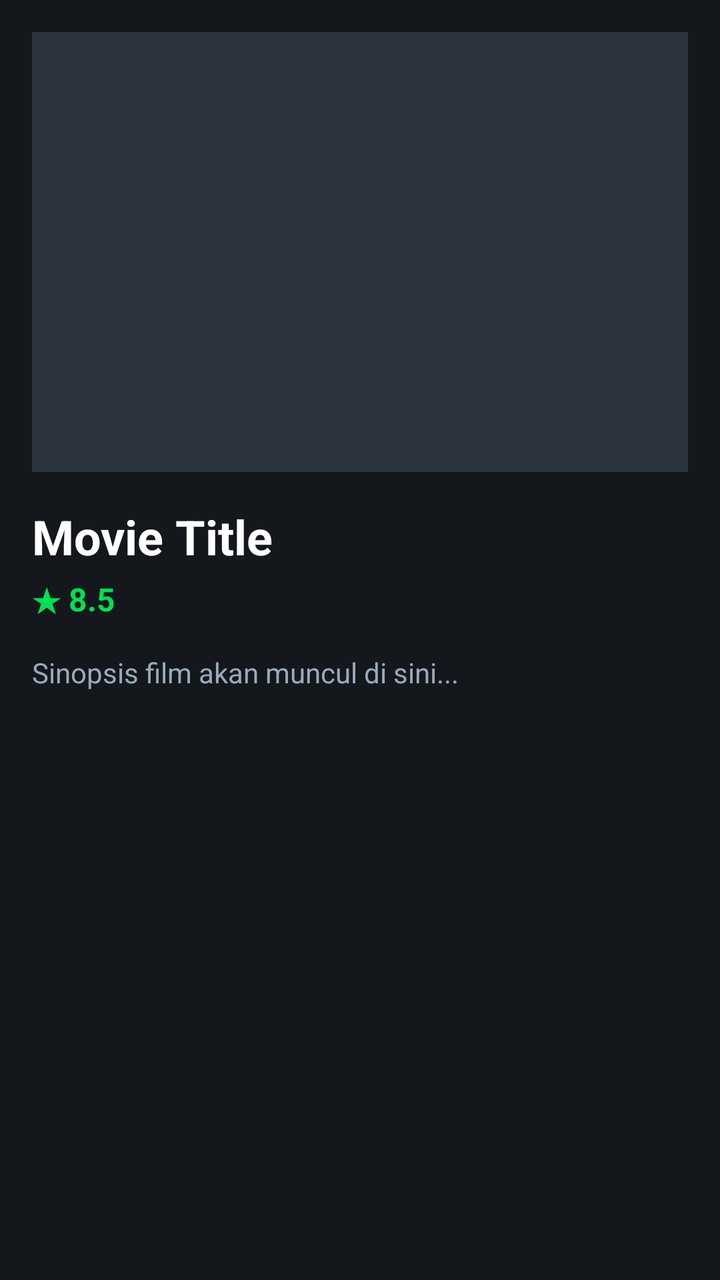
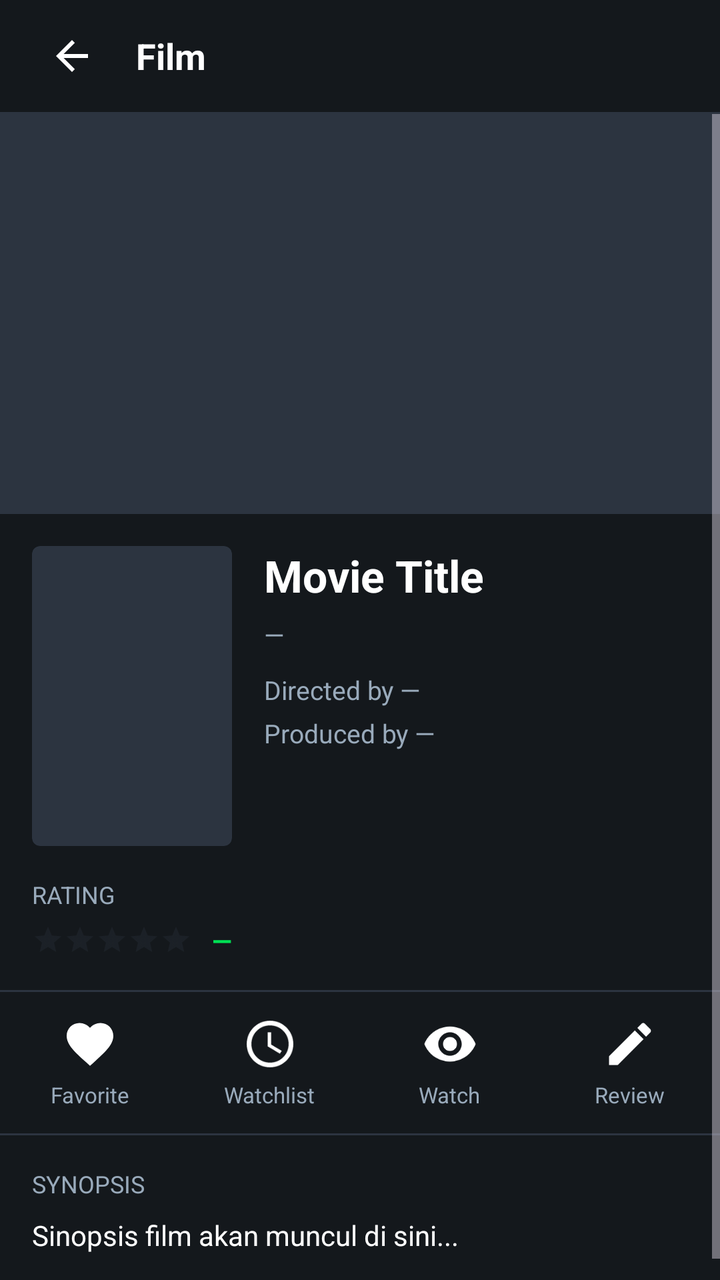

Compare the two renders of this Android layout. The source of the first and the diff that turns it into the second are given below.
<!-- AndroidManifest.xml: application theme Theme.Solarate -->
<!-- res/layout/activity_movie_detail.xml -->
<?xml version="1.0" encoding="utf-8"?>
<ScrollView xmlns:android="http://schemas.android.com/apk/res/android"
    android:layout_width="match_parent"
    android:layout_height="match_parent"
    android:background="@color/lb_black">

    <LinearLayout
        android:layout_width="match_parent"
        android:layout_height="wrap_content"
        android:orientation="vertical"
        android:padding="16dp">

        
        <ImageView
            android:id="@+id/ivDetailBackdrop"
            android:layout_width="match_parent"
            android:layout_height="220dp"
            android:scaleType="centerCrop"
            android:background="@color/lb_dark" />

        
        <TextView
            android:id="@+id/tvDetailTitle"
            android:layout_width="match_parent"
            android:layout_height="wrap_content"
            android:text="Movie Title"
            android:textColor="@color/white"
            android:textSize="24sp"
            android:textStyle="bold"
            android:layout_marginTop="16dp" />

        
        <TextView
            android:id="@+id/tvDetailRating"
            android:layout_width="match_parent"
            android:layout_height="wrap_content"
            android:text="★ 8.5"
            android:textColor="@color/lb_green"
            android:textSize="16sp"
            android:textStyle="bold"
            android:layout_marginTop="4dp" />

        
        <TextView
            android:id="@+id/tvDetailOverview"
            android:layout_width="match_parent"
            android:layout_height="wrap_content"
            android:text="Sinopsis film akan muncul di sini..."
            android:textColor="@color/lb_gray"
            android:textSize="14sp"
            android:layout_marginTop="16dp"
            android:lineSpacingExtra="4dp" />

    </LinearLayout>
</ScrollView>
<!-- resources referenced by this layout -->
<resources>
  <color name="lb_black">#14181C</color>
  <color name="lb_dark">#2C3440</color>
  <color name="lb_gray">#9AB</color>
  <color name="lb_green">#00E054</color>
  <color name="white">#FFFFFF</color>
  <style name="Theme.Solarate" parent="Base.Theme.Solarate" />
  <style name="Base.Theme.Solarate" parent="Theme.Material3.Dark.NoActionBar">
          <item name="android:statusBarColor">@color/lb_black</item>
          <item name="android:windowBackground">@color/lb_black</item>
      </style>
</resources>

<!-- the commit's change to res/layout/activity_movie_detail.xml (unified diff, before → after) -->
@@ -1,55 +1,319 @@
 <?xml version="1.0" encoding="utf-8"?>
-<ScrollView xmlns:android="http://schemas.android.com/apk/res/android"
+<LinearLayout xmlns:android="http://schemas.android.com/apk/res/android"
+    xmlns:app="http://schemas.android.com/apk/res-auto"
     android:layout_width="match_parent"
     android:layout_height="match_parent"
+    android:orientation="vertical"
     android:background="@color/lb_black">
 
+    
     <LinearLayout
         android:layout_width="match_parent"
-        android:layout_height="wrap_content"
-        android:orientation="vertical"
-        android:padding="16dp">
-
-        
+        android:layout_height="56dp"
+        android:orientation="horizontal"
+        android:gravity="center_vertical"
+        android:paddingHorizontal="16dp"
+        android:background="@color/lb_black">
+
         <ImageView
-            android:id="@+id/ivDetailBackdrop"
-            android:layout_width="match_parent"
-            android:layout_height="220dp"
-            android:scaleType="centerCrop"
-            android:background="@color/lb_dark" />
-
-        
+            android:id="@+id/ivDetailBack"
+            android:layout_width="40dp"
+            android:layout_height="40dp"
+            android:padding="8dp"
+            android:src="@drawable/ic_arrow_back"
+            android:background="?attr/selectableItemBackgroundBorderless"
+            android:clickable="true"
+            android:focusable="true"
+            android:contentDescription="Back"
+            app:tint="@color/white" />
+
         <TextView
-            android:id="@+id/tvDetailTitle"
+            android:layout_width="wrap_content"
+            android:layout_height="wrap_content"
+            android:layout_marginStart="12dp"
+            android:text="Film"
+            android:textColor="@color/white"
+            android:textSize="18sp"
+            android:textStyle="bold" />
+    </LinearLayout>
+
+    <View
+        android:layout_width="match_parent"
+        android:layout_height="1dp"
+        android:background="@color/lb_dark" />
+
+    <ScrollView
+        android:layout_width="match_parent"
+        android:layout_height="0dp"
+        android:layout_weight="1">
+
+        <LinearLayout
             android:layout_width="match_parent"
             android:layout_height="wrap_content"
-            android:text="Movie Title"
-            android:textColor="@color/white"
-            android:textSize="24sp"
-            android:textStyle="bold"
-            android:layout_marginTop="16dp" />
-
-        
-        <TextView
-            android:id="@+id/tvDetailRating"
-            android:layout_width="match_parent"
-            android:layout_height="wrap_content"
-            android:text="★ 8.5"
-            android:textColor="@color/lb_green"
-            android:textSize="16sp"
-            android:textStyle="bold"
-            android:layout_marginTop="4dp" />
-
-        
-        <TextView
-            android:id="@+id/tvDetailOverview"
-            android:layout_width="match_parent"
-            android:layout_height="wrap_content"
-            android:text="Sinopsis film akan muncul di sini..."
-            android:textColor="@color/lb_gray"
-            android:textSize="14sp"
-            android:layout_marginTop="16dp"
-            android:lineSpacingExtra="4dp" />
-
-    </LinearLayout>
-</ScrollView>
+            android:orientation="vertical">
+
+            
+            <ImageView
+                android:id="@+id/ivDetailBackdrop"
+                android:layout_width="match_parent"
+                android:layout_height="200dp"
+                android:scaleType="centerCrop"
+                android:background="@color/lb_dark" />
+
+            
+            <LinearLayout
+                android:layout_width="match_parent"
+                android:layout_height="wrap_content"
+                android:orientation="horizontal"
+                android:padding="16dp">
+
+                <androidx.cardview.widget.CardView
+                    android:layout_width="100dp"
+                    android:layout_height="150dp"
+                    app:cardCornerRadius="4dp"
+                    app:cardBackgroundColor="@color/lb_dark"
+                    app:cardElevation="0dp">
+
+                    <ImageView
+                        android:id="@+id/ivDetailPoster"
+                        android:layout_width="match_parent"
+                        android:layout_height="match_parent"
+                        android:scaleType="centerCrop" />
+                </androidx.cardview.widget.CardView>
+
+                <LinearLayout
+                    android:layout_width="0dp"
+                    android:layout_height="wrap_content"
+                    android:layout_weight="1"
+                    android:layout_marginStart="16dp"
+                    android:orientation="vertical">
+
+                    <TextView
+                        android:id="@+id/tvDetailTitle"
+                        android:layout_width="match_parent"
+                        android:layout_height="wrap_content"
+                        android:text="Movie Title"
+                        android:textColor="@color/white"
+                        android:textSize="22sp"
+                        android:textStyle="bold" />
+
+                    <TextView
+                        android:id="@+id/tvDetailYearRuntime"
+                        android:layout_width="match_parent"
+                        android:layout_height="wrap_content"
+                        android:layout_marginTop="6dp"
+                        android:text="—"
+                        android:textColor="@color/lb_gray"
+                        android:textSize="13sp" />
+
+                    <TextView
+                        android:id="@+id/tvDetailDirector"
+                        android:layout_width="match_parent"
+                        android:layout_height="wrap_content"
+                        android:layout_marginTop="10dp"
+                        android:text="Directed by —"
+                        android:textColor="@color/lb_gray"
+                        android:textSize="13sp" />
+
+                    <TextView
+                        android:id="@+id/tvDetailProducer"
+                        android:layout_width="match_parent"
+                        android:layout_height="wrap_content"
+                        android:layout_marginTop="4dp"
+                        android:text="Produced by —"
+                        android:textColor="@color/lb_gray"
+                        android:textSize="13sp" />
+                </LinearLayout>
+            </LinearLayout>
+
+            
+            <LinearLayout
+                android:layout_width="match_parent"
+                android:layout_height="wrap_content"
+                android:orientation="vertical"
+                android:paddingHorizontal="16dp"
+                android:paddingBottom="16dp">
+
+                <TextView
+                    android:layout_width="wrap_content"
+                    android:layout_height="wrap_content"
+                    android:text="RATING"
+                    android:textColor="@color/lb_gray"
+                    android:textSize="12sp" />
+
+                <LinearLayout
+                    android:layout_width="match_parent"
+                    android:layout_height="wrap_content"
+                    android:layout_marginTop="6dp"
+                    android:orientation="horizontal"
+                    android:gravity="center_vertical">
+
+                    <RatingBar
+                        android:id="@+id/ratingBarDetail"
+                        style="?android:attr/ratingBarStyleSmall"
+                        android:layout_width="wrap_content"
+                        android:layout_height="wrap_content"
+                        android:isIndicator="true"
+                        android:numStars="5"
+                        android:stepSize="0.1"
+                        android:progressTint="@color/lb_green"
+                        android:secondaryProgressTint="@color/lb_green"
+                        android:progressBackgroundTint="@color/lb_dark" />
+
+                    <TextView
+                        android:id="@+id/tvDetailRating"
+                        android:layout_width="wrap_content"
+                        android:layout_height="wrap_content"
+                        android:layout_marginStart="10dp"
+                        android:text="—"
+                        android:textColor="@color/lb_green"
+                        android:textSize="13sp"
+                        android:textStyle="bold" />
+                </LinearLayout>
+            </LinearLayout>
+
+            <View
+                android:layout_width="match_parent"
+                android:layout_height="1dp"
+                android:background="@color/lb_dark" />
+
+            
+            <LinearLayout
+                android:layout_width="match_parent"
+                android:layout_height="wrap_content"
+                android:orientation="horizontal">
+
+                <LinearLayout
+                    android:id="@+id/btnFavorite"
+                    android:layout_width="0dp"
+                    android:layout_height="wrap_content"
+                    android:layout_weight="1"
+                    android:orientation="vertical"
+                    android:gravity="center"
+                    android:padding="12dp"
+                    android:clickable="true"
+                    android:focusable="true"
+                    android:background="?attr/selectableItemBackground">
+                    <ImageView
+                        android:id="@+id/icFavorite"
+                        android:layout_width="28dp"
+                        android:layout_height="28dp"
+                        android:src="@drawable/ic_heart" />
+                    <TextView
+                        android:id="@+id/lblFavorite"
+                        android:layout_width="wrap_content"
+                        android:layout_height="wrap_content"
+                        android:layout_marginTop="4dp"
+                        android:text="Favorite"
+                        android:textSize="11sp"
+                        android:textColor="@color/lb_gray" />
+                </LinearLayout>
+
+                <LinearLayout
+                    android:id="@+id/btnWatchlist"
+                    android:layout_width="0dp"
+                    android:layout_height="wrap_content"
+                    android:layout_weight="1"
+                    android:orientation="vertical"
+                    android:gravity="center"
+                    android:padding="12dp"
+                    android:clickable="true"
+                    android:focusable="true"
+                    android:background="?attr/selectableItemBackground">
+                    <ImageView
+                        android:id="@+id/icWatchlist"
+                        android:layout_width="28dp"
+                        android:layout_height="28dp"
+                        android:src="@drawable/ic_watchlist" />
+                    <TextView
+                        android:id="@+id/lblWatchlist"
+                        android:layout_width="wrap_content"
+                        android:layout_height="wrap_content"
+                        android:layout_marginTop="4dp"
+                        android:text="Watchlist"
+                        android:textSize="11sp"
+                        android:textColor="@color/lb_gray" />
+                </LinearLayout>
+
+                <LinearLayout
+                    android:id="@+id/btnWatch"
+                    android:layout_width="0dp"
+                    android:layout_height="wrap_content"
+                    android:layout_weight="1"
+                    android:orientation="vertical"
+                    android:gravity="center"
+                    android:padding="12dp"
+                    android:clickable="true"
+                    android:focusable="true"
+                    android:background="?attr/selectableItemBackground">
+                    <ImageView
+                        android:id="@+id/icWatch"
+                        android:layout_width="28dp"
+                        android:layout_height="28dp"
+                        android:src="@drawable/ic_eye" />
+                    <TextView
+                        android:id="@+id/lblWatch"
+                        android:layout_width="wrap_content"
+                        android:layout_height="wrap_content"
+                        android:layout_marginTop="4dp"
+                        android:text="Watch"
+                        android:textSize="11sp"
+                        android:textColor="@color/lb_gray" />
+                </LinearLayout>
+
+                <LinearLayout
+                    android:id="@+id/btnReview"
+                    android:layout_width="0dp"
+                    android:layout_height="wrap_content"
+                    android:layout_weight="1"
+                    android:orientation="vertical"
+                    android:gravity="center"
+                    android:padding="12dp"
+                    android:clickable="true"
+                    android:focusable="true"
+                    android:background="?attr/selectableItemBackground">
+                    <ImageView
+                        android:id="@+id/icReview"
+                        android:layout_width="28dp"
+                        android:layout_height="28dp"
+                        android:src="@drawable/ic_edit" />
+                    <TextView
+                        android:id="@+id/lblReview"
+                        android:layout_width="wrap_content"
+                        android:layout_height="wrap_content"
+                        android:layout_marginTop="4dp"
+                        android:text="Review"
+                        android:textSize="11sp"
+                        android:textColor="@color/lb_gray" />
+                </LinearLayout>
+            </LinearLayout>
+
+            <View
+                android:layout_width="match_parent"
+                android:layout_height="1dp"
+                android:background="@color/lb_dark" />
+
+            
+            <TextView
+                android:layout_width="wrap_content"
+                android:layout_height="wrap_content"
+                android:layout_marginHorizontal="16dp"
+                android:layout_marginTop="16dp"
+                android:text="SYNOPSIS"
+                android:textColor="@color/lb_gray"
+                android:textSize="12sp" />
+
+            <TextView
+                android:id="@+id/tvDetailOverview"
+                android:layout_width="match_parent"
+                android:layout_height="wrap_content"
+                android:layout_marginHorizontal="16dp"
+                android:layout_marginTop="8dp"
+                android:layout_marginBottom="24dp"
+                android:text="Sinopsis film akan muncul di sini..."
+                android:textColor="@color/white"
+                android:textSize="14sp"
+                android:lineSpacingExtra="4dp" />
+        </LinearLayout>
+    </ScrollView>
+</LinearLayout>
<!-- resource entries referenced after the edit -->
@@ -5,6 +5,56 @@
   <color name="lb_gray">#9AB</color>
   <color name="lb_green">#00E054</color>
   <color name="white">#FFFFFF</color>
+  <!-- drawable ic_arrow_back (drawable) -->
+  <vector xmlns:android="http://schemas.android.com/apk/res/android"
+      android:width="24dp"
+      android:height="24dp"
+      android:viewportWidth="24"
+      android:viewportHeight="24">
+      <path
+          android:fillColor="#FFFFFFFF"
+          android:pathData="M20,11H7.83l5.59,-5.59L12,4l-8,8 8,8 1.41,-1.41L7.83,13H20v-2z" />
+  </vector>
+  <!-- drawable ic_edit (drawable) -->
+  <vector xmlns:android="http://schemas.android.com/apk/res/android"
+      android:width="24dp"
+      android:height="24dp"
+      android:viewportWidth="24"
+      android:viewportHeight="24">
+      <path
+          android:fillColor="#FFFFFFFF"
+          android:pathData="M3,17.25V21h3.75L17.81,9.94l-3.75,-3.75L3,17.25zM20.71,7.04c0.39,-0.39 0.39,-1.02 0,-1.41l-2.34,-2.34c-0.39,-0.39 -1.02,-0.39 -1.41,0l-1.83,1.83 3.75,3.75 1.83,-1.83z" />
+  </vector>
+  <!-- drawable ic_eye (drawable) -->
+  <vector xmlns:android="http://schemas.android.com/apk/res/android"
+      android:width="24dp"
+      android:height="24dp"
+      android:viewportWidth="24"
+      android:viewportHeight="24">
+      <path
+          android:fillColor="#FFFFFFFF"
+          android:pathData="M12,4.5C7,4.5 2.73,7.61 1,12c1.73,4.39 6,7.5 11,7.5s9.27,-3.11 11,-7.5c-1.73,-4.39 -6,-7.5 -11,-7.5zM12,17c-2.76,0 -5,-2.24 -5,-5s2.24,-5 5,-5 5,2.24 5,5 -2.24,5 -5,5zM12,9c-1.66,0 -3,1.34 -3,3s1.34,3 3,3 3,-1.34 3,-3 -1.34,-3 -3,-3z" />
+  </vector>
+  <!-- drawable ic_heart (drawable) -->
+  <vector xmlns:android="http://schemas.android.com/apk/res/android"
+      android:width="24dp"
+      android:height="24dp"
+      android:viewportWidth="24"
+      android:viewportHeight="24">
+      <path
+          android:fillColor="#FFFFFFFF"
+          android:pathData="M12,21.35l-1.45,-1.32C5.4,15.36 2,12.28 2,8.5 2,5.42 4.42,3 7.5,3c1.74,0 3.41,0.81 4.5,2.09C13.09,3.81 14.76,3 16.5,3 19.58,3 22,5.42 22,8.5c0,3.78 -3.4,6.86 -8.55,11.54L12,21.35z" />
+  </vector>
+  <!-- drawable ic_watchlist (drawable) -->
+  <vector xmlns:android="http://schemas.android.com/apk/res/android"
+      android:width="24dp"
+      android:height="24dp"
+      android:viewportWidth="24"
+      android:viewportHeight="24">
+      <path
+          android:fillColor="#FFFFFFFF"
+          android:pathData="M11.99,2C6.47,2 2,6.48 2,12s4.47,10 9.99,10C17.52,22 22,17.52 22,12S17.52,2 11.99,2zM12,20c-4.42,0 -8,-3.58 -8,-8s3.58,-8 8,-8 8,3.58 8,8 -3.58,8 -8,8zM12.5,7H11v6l5.25,3.15 0.75,-1.23 -4.5,-2.67z" />
+  </vector>
   <style name="Theme.Solarate" parent="Base.Theme.Solarate" />
   <style name="Base.Theme.Solarate" parent="Theme.Material3.Dark.NoActionBar">
           <item name="android:statusBarColor">@color/lb_black</item>
